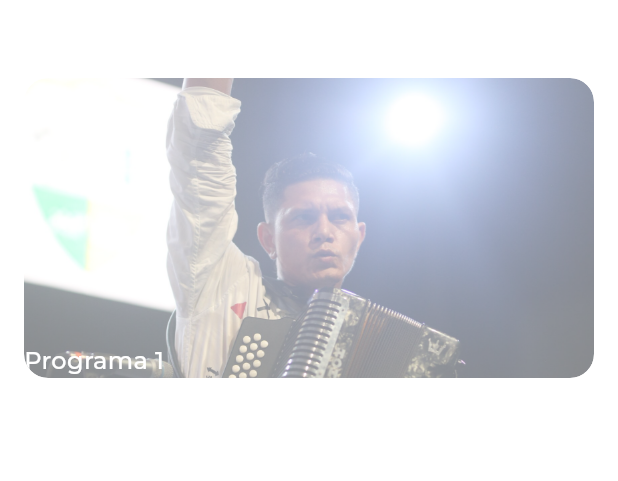
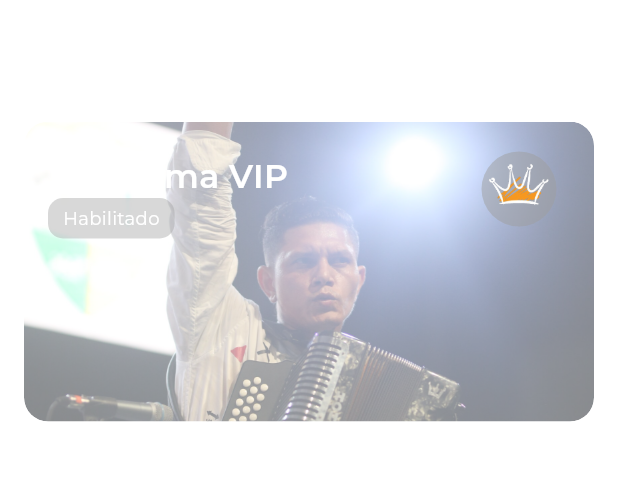
Before and after one commit to danper2213/comunidad-acordeoneros, a Flutter app: the screen it shows after launch, on a phone screen of 412 x 824 dp, the part 84-565 px from its top. Run offline on Flutter 3.47's test engine with Material 3 defaults, Android fonts, the phone set to English and light mode, and no system bars; our stand-ins replace google_fonts.

Commit message:
Custom card fixed star

```diff
--- a/lib/pages/home.dart
+++ b/lib/pages/home.dart
@@ -1,6 +1,6 @@
+import 'package:comunidad_acordeoneros/theme/theme_app.dart';
 import 'package:comunidad_acordeoneros/widgets/program_card.dart';
 import 'package:flutter/material.dart';
-
 
 class HomePage extends StatelessWidget {
   const HomePage({super.key});
@@ -17,17 +17,19 @@ class HomePage extends StatelessWidget {
           icon: const Icon(Icons.menu),
         ),
       ),
-      body: const SizedBox(
+      body: SizedBox(
         width: double.infinity,
         child: Padding(
-          padding: EdgeInsets.all(16.0),
+          padding: const EdgeInsets.all(16.0),
           child: Column(
             crossAxisAlignment: CrossAxisAlignment.start,
             children: [
-              Text('Hola Ferney Arrieta'),
-              SizedBox(height: 16),
-              ProgramCard(
-                name: 'Programa 1',
+              const Text('Hola,'),
+              Text('Ferney Arrieta',
+                  style: AppTheme.lightTheme.textTheme.headlineMedium),
+              const SizedBox(height: 16),
+              const ProgramCard(
+                name: 'Programa VIP',
                 level: 'Nivel 1',
                 image: 'assets/images/fer-festival.jpg',
               ),
--- a/lib/widgets/program_card.dart
+++ b/lib/widgets/program_card.dart
@@ -33,11 +33,43 @@ class ProgramCard extends StatelessWidget {
               ),
             ),
             Positioned(
-              bottom: 0,
-              left: 0,
+              top: 20,
               right: 0,
-              child:
-                  Text(name, style: AppTheme.lightTheme.textTheme.titleLarge),
+              child: Container(
+                padding: EdgeInsets.zero,
+                margin: EdgeInsets.zero,
+                decoration: BoxDecoration(
+                  color: Colors.grey.withOpacity(0.5),
+                  shape: BoxShape.circle,
+                ),
+                child: Image.asset(
+                  'assets/images/corona.png',
+                  width: 100,
+                  height: 50,
+                  fit: BoxFit.cover,
+                ),
+              ),
+            ),
+            Positioned(
+              left: 16,
+              top: 20,
+              child: Column(
+                crossAxisAlignment: CrossAxisAlignment.start,
+                children: [
+                  Text(name,
+                      style: AppTheme.lightTheme.textTheme.headlineLarge),
+                  Container(
+                    padding:
+                        const EdgeInsets.symmetric(horizontal: 10, vertical: 5),
+                    decoration: BoxDecoration(
+                      color: Colors.grey.withOpacity(0.4),
+                      borderRadius: BorderRadius.circular(10),
+                    ),
+                    child: Text('Habilitado',
+                        style: AppTheme.lightTheme.textTheme.bodySmall),
+                  ),
+                ],
+              ),
             ),
           ],
         ));
```
